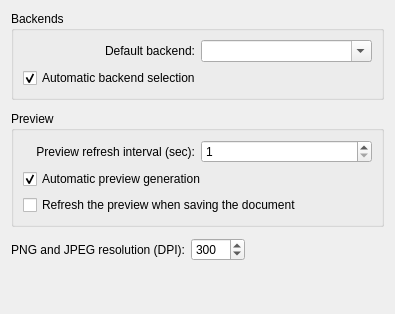
KDE/cirkuit, file src/cirkuit_general_settings.ui: the form before one commit.
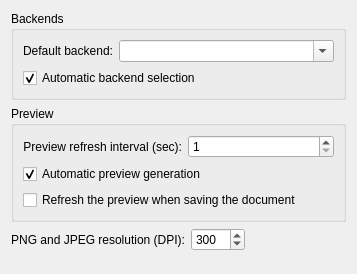
The form after the commit. Custom widgets are drawn as their Qt base class.

Commit message:
Improved configuration dialogs
Switched to QFormLayout to improve the appearance of the configuration
dialogs

What changed in the file:
```diff
--- a/src/cirkuit_general_settings.ui
+++ b/src/cirkuit_general_settings.ui
@@ -6,23 +6,24 @@
    <rect>
     <x>0</x>
     <y>0</y>
-    <width>395</width>
-    <height>314</height>
+    <width>357</width>
+    <height>274</height>
    </rect>
   </property>
   <property name="windowTitle">
    <string>General settings</string>
   </property>
-  <layout class="QVBoxLayout" name="verticalLayout_3">
-   <item>
+  <layout class="QFormLayout" name="formLayout_3">
+   <property name="fieldGrowthPolicy">
+    <enum>QFormLayout::ExpandingFieldsGrow</enum>
+   </property>
+   <item row="0" column="0" colspan="2">
     <widget class="QGroupBox" name="groupBackend">
      <property name="title">
       <string>Backends</string>
      </property>
-     <layout class="QVBoxLayout" name="verticalLayout">
-      <item>
-       <layout class="QHBoxLayout" name="horizontalLayout_3">
-        <item>
+     <layout class="QFormLayout" name="formLayout">
+      <item row="0" column="0">
          <widget class="QLabel" name="label_3">
           <property name="text">
            <string>Default backend:</string>
@@ -32,7 +33,7 @@
           </property>
          </widget>
         </item>
-        <item>
+      <item row="0" column="1">
          <widget class="KComboBox" name="kcfg_DefaultBackend">
           <property name="sizePolicy">
            <sizepolicy hsizetype="Preferred" vsizetype="Fixed">
@@ -45,11 +46,7 @@
           </property>
          </widget>
         </item>
-       </layout>
-      </item>
-      <item>
-       <layout class="QHBoxLayout" name="horizontalLayout_5">
-        <item>
+      <item row="1" column="0" colspan="2">
          <widget class="QCheckBox" name="kcfg_AutoSelectBackend">
           <property name="text">
            <string>Automatic backend selection</string>
@@ -60,35 +57,15 @@
          </widget>
         </item>
        </layout>
-      </item>
-     </layout>
     </widget>
    </item>
-   <item>
-    <spacer name="verticalSpacer_2">
-     <property name="orientation">
-      <enum>Qt::Vertical</enum>
-     </property>
-     <property name="sizeType">
-      <enum>QSizePolicy::Minimum</enum>
-     </property>
-     <property name="sizeHint" stdset="0">
-      <size>
-       <width>20</width>
-       <height>5</height>
-      </size>
-     </property>
-    </spacer>
-   </item>
-   <item>
+   <item row="1" column="0" colspan="2">
     <widget class="QGroupBox" name="groupBox">
      <property name="title">
       <string>Preview</string>
      </property>
-     <layout class="QVBoxLayout" name="verticalLayout_2">
-      <item>
-       <layout class="QHBoxLayout" name="horizontalLayout">
-        <item>
+     <layout class="QFormLayout" name="formLayout_2">
+      <item row="0" column="0">
          <widget class="QLabel" name="label">
           <property name="text">
            <string>Preview refresh interval (sec):</string>
@@ -98,7 +75,7 @@
           </property>
          </widget>
         </item>
-        <item>
+      <item row="0" column="1">
          <widget class="QSpinBox" name="kcfg_RefreshInterval">
           <property name="sizePolicy">
            <sizepolicy hsizetype="Preferred" vsizetype="Fixed">
@@ -120,9 +97,7 @@
           </property>
          </widget>
         </item>
-       </layout>
-      </item>
-      <item>
+      <item row="1" column="0" colspan="2">
        <widget class="QCheckBox" name="kcfg_AutoRefresh">
         <property name="text">
          <string>Automatic preview generation</string>
@@ -132,7 +107,7 @@
         </property>
        </widget>
       </item>
-      <item>
+      <item row="2" column="0" colspan="2">
        <widget class="QCheckBox" name="kcfg_RefreshOnSave">
         <property name="text">
          <string>Refresh the preview when saving the document</string>
@@ -142,25 +117,7 @@
      </layout>
     </widget>
    </item>
-   <item>
-    <spacer name="verticalSpacer_3">
-     <property name="orientation">
-      <enum>Qt::Vertical</enum>
-     </property>
-     <property name="sizeType">
-      <enum>QSizePolicy::Minimum</enum>
-     </property>
-     <property name="sizeHint" stdset="0">
-      <size>
-       <width>20</width>
-       <height>5</height>
-      </size>
-     </property>
-    </spacer>
-   </item>
-   <item>
-    <layout class="QHBoxLayout" name="horizontalLayout_2">
-     <item>
+   <item row="2" column="0">
       <widget class="QLabel" name="label_2">
        <property name="sizePolicy">
         <sizepolicy hsizetype="Preferred" vsizetype="Preferred">
@@ -176,7 +133,7 @@
        </property>
       </widget>
      </item>
-     <item>
+   <item row="2" column="1">
       <widget class="QSpinBox" name="kcfg_ResolutionPpm">
        <property name="sizePolicy">
         <sizepolicy hsizetype="Preferred" vsizetype="Fixed">
@@ -197,37 +154,6 @@
         <number>300</number>
        </property>
       </widget>
-     </item>
-     <item>
-      <spacer name="horizontalSpacer_4">
-       <property name="orientation">
-        <enum>Qt::Horizontal</enum>
-       </property>
-       <property name="sizeHint" stdset="0">
-        <size>
-         <width>40</width>
-         <height>20</height>
-        </size>
-       </property>
-      </spacer>
-     </item>
-    </layout>
-   </item>
-   <item>
-    <spacer name="verticalSpacer_4">
-     <property name="orientation">
-      <enum>Qt::Vertical</enum>
-     </property>
-     <property name="sizeType">
-      <enum>QSizePolicy::Expanding</enum>
-     </property>
-     <property name="sizeHint" stdset="0">
-      <size>
-       <width>20</width>
-       <height>76</height>
-      </size>
-     </property>
-    </spacer>
    </item>
   </layout>
  </widget>
```
Lines whose indentation alone changed are shown as unchanged. The commit also changes 3 other files.
